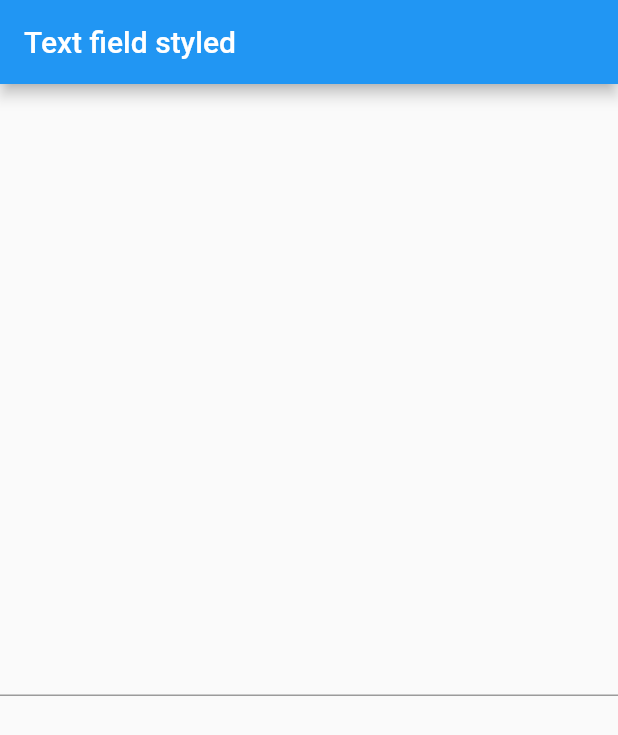
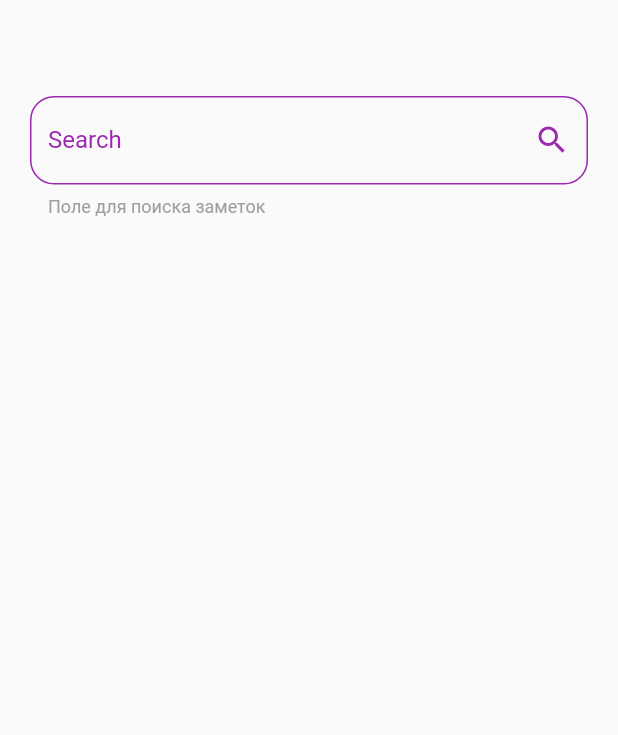
Before and after one commit to skillbox-koutja/skillbox_flutter_cource, a Flutter app: the screen it shows after launch, on a phone screen of 412 x 824 dp. Shown: the top 735 px of the screen. Run offline on Flutter 3.47's test engine with Material 2 defaults, Android fonts, the phone set to English and light mode, and no system bars.

Commit message:
Задание 4. TextField

```diff
--- a/06_Layout/text_field_styled/lib/main.dart
+++ b/06_Layout/text_field_styled/lib/main.dart
@@ -26,18 +26,41 @@ class MyHomePage extends StatefulWidget {
 }
 
 class _MyHomePageState extends State<MyHomePage> {
+  static const searchBorder = OutlineInputBorder(
+    borderRadius: BorderRadius.all(Radius.circular(16.0)),
+    borderSide: BorderSide(color: Colors.purple),
+  );
+
   @override
   Widget build(BuildContext context) {
     return Scaffold(
-      appBar: AppBar(
-        title: Text('Text field styled'),
-      ),
       body: Center(
-        child: Column(
-          mainAxisAlignment: MainAxisAlignment.center,
-          children: <Widget>[
-            TextField(),
-          ],
+        child: Padding(
+          padding: EdgeInsets.all(20.0).copyWith(top: 64),
+          child: Column(
+            crossAxisAlignment: CrossAxisAlignment.start,
+            children: [
+              TextField(
+                decoration: InputDecoration(
+                  suffixIcon: Icon(Icons.search, color: Colors.purple),
+                  enabledBorder: searchBorder,
+                  focusedBorder: searchBorder,
+                  hintText: 'Введите значение',
+                  label: Text(
+                    'Search',
+                    style: TextStyle(color: Colors.purple),
+                  ),
+                ),
+              ),
+              Padding(
+                padding: const EdgeInsets.symmetric(horizontal: 12).copyWith(top: 8),
+                child: Text(
+                  'Поле для поиска заметок',
+                  style: TextStyle(color: Colors.grey, fontSize: 12),
+                ),
+              ),
+            ],
+          ),
         ),
       ),
     );
```
Also changed, not shown: 06_Layout/text_field_styled/pubspec.lock, 1 other file.
